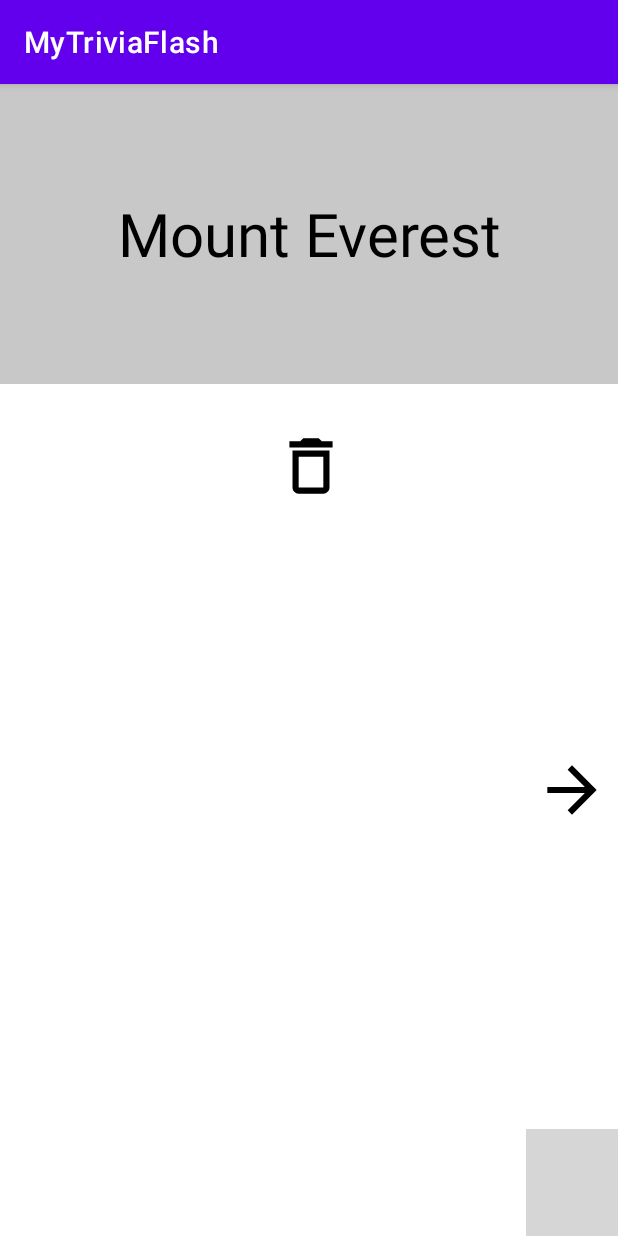
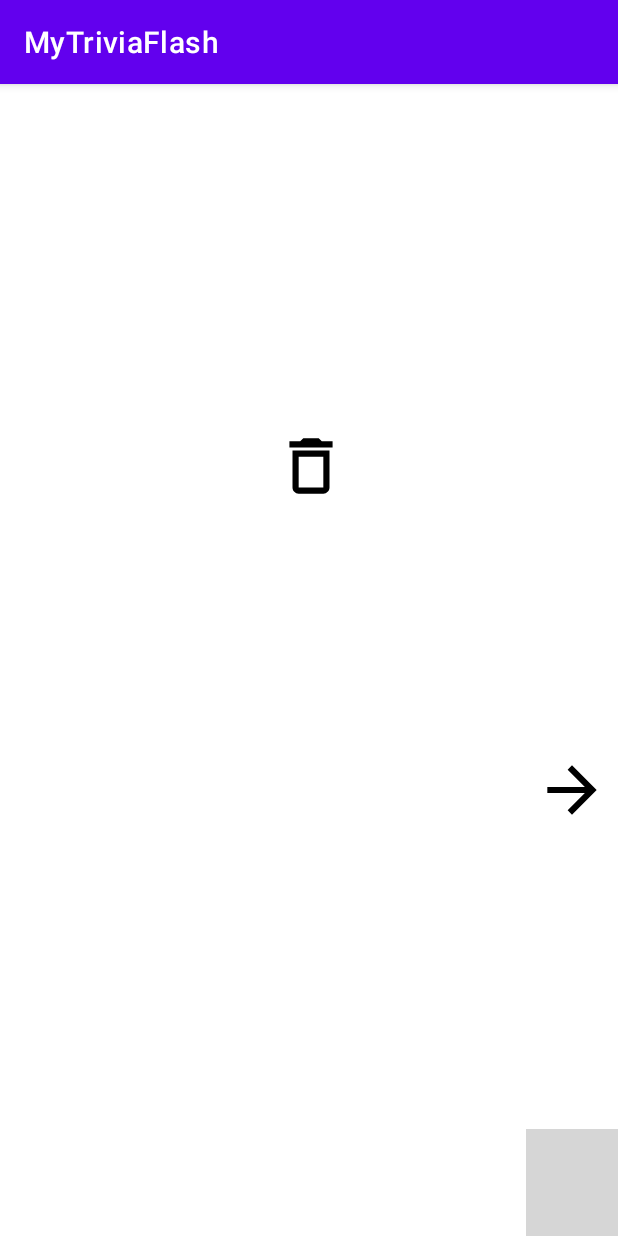
Before and after one commit to mwrig067/MyTriviaFlash, an Android app: the screen it shows after launch (MainActivity), after a tap on "What is the name of the tallest mountain", on a phone screen of 412 x 824 dp. Run offline under Robolectric (Android 15) with nearby library versions, the phone set to English and light mode, and no system bars; our stand-ins replace Room's generated code; grey boxes are pictures that could not be loaded.

Commit message:
Lab 4: Flashcard App - Animations and Styling

```diff
--- a/app/src/main/java/com/example/mytriviaflash/AddCardActivity.kt
+++ b/app/src/main/java/com/example/mytriviaflash/AddCardActivity.kt
@@ -35,6 +35,8 @@ class AddCardActivity : AppCompatActivity() {
         val cancelButton = findViewById<ImageView>(R.id.flashcard_cancel_button)
         cancelButton.setOnClickListener{
             finish()
+
+
         }
 
     }
--- a/app/src/main/java/com/example/mytriviaflash/MainActivity.kt
+++ b/app/src/main/java/com/example/mytriviaflash/MainActivity.kt
@@ -1,13 +1,18 @@
 package com.example.mytriviaflash
 
 import android.content.Intent
+import android.os.Build
 import androidx.appcompat.app.AppCompatActivity
 import android.os.Bundle
 import android.util.Log
 import android.view.View
+import android.view.ViewAnimationUtils
+import android.view.animation.Animation
+import android.view.animation.AnimationUtils
 import android.widget.ImageView
 import android.widget.TextView
 import androidx.activity.result.contract.ActivityResultContracts
+import androidx.annotation.RequiresApi
 
 class MainActivity : AppCompatActivity() {
 
@@ -16,6 +21,7 @@ class MainActivity : AppCompatActivity() {
 
     var currCardDisplayedIndex = 0
 
+    @RequiresApi(Build.VERSION_CODES.LOLLIPOP)
     override fun onCreate(savedInstanceState: Bundle?) {
         super.onCreate(savedInstanceState)
         setContentView(R.layout.activity_main)
@@ -44,8 +50,30 @@ class MainActivity : AppCompatActivity() {
         }
 
         flashCardQuestion.setOnClickListener {
+// get the center for the clipping circle
+
+// get the center for the clipping circle
+            val cx = flashCardAnswer.width / 2
+            val cy = flashCardAnswer.height / 2
+
+// get the final radius for the clipping circle
+
+// get the final radius for the clipping circle
+            val finalRadius = Math.hypot(cx.toDouble(), cy.toDouble()).toFloat()
+
+// create the animator for this view (the start radius is zero)
+
+// create the animator for this view (the start radius is zero)
+            val anim = ViewAnimationUtils.createCircularReveal(flashCardAnswer, cx, cy, 0f, finalRadius)
+
+// hide the question and show the answer to prepare for playing the animation!
+
+// hide the question and show the answer to prepare for playing the animation!
             flashCardQuestion.visibility = View.INVISIBLE
             flashCardAnswer.visibility = View.VISIBLE
+
+            anim.duration = 3000
+            anim.start()
         }
 
         val resultLauncher = registerForActivityResult(ActivityResultContracts.StartActivityForResult()) { result ->
@@ -73,21 +101,31 @@ class MainActivity : AppCompatActivity() {
                 val addButton = findViewById<ImageView>(R.id.icon_add)
                     addButton.setOnClickListener {
                 val intent = Intent (this,AddCardActivity::class.java)
-
                 resultLauncher.launch(intent)
-
-
-
+                overridePendingTransition(R.anim.right_in, R.anim.left_out)
             }
 
         val nextButton = findViewById<ImageView>(R.id.flashcard_next_button)
         nextButton.setOnClickListener {
             // not empty
            if (allFlashcard.isEmpty()){
-
                return@setOnClickListener
            }
-            // increment counter
+            // (1) load the resource animation file. (it.context) did not work so I inputted this
+            val leftOutAnim = AnimationUtils.loadAnimation(this, R.anim.left_out)
+            val rightInAnim = AnimationUtils.loadAnimation(this, R.anim.right_in)
+            // (2) play the two animations in sequence by setting listeners to know when the animation is finished.
+
+            leftOutAnim.setAnimationListener(object : Animation.AnimationListener {
+                override fun onAnimationStart(animation: Animation?) {
+                    flashCardQuestion.visibility = View.VISIBLE
+                    flashCardAnswer.visibility = View.INVISIBLE
+                }
+
+                override fun onAnimationEnd(animation: Animation?) {
+                    // this method is called when the animation is finished playing
+                    flashCardQuestion.startAnimation(rightInAnim)
+
                     currCardDisplayedIndex++
 
                     // makes sure counter is not out of bounds
@@ -97,8 +135,7 @@ class MainActivity : AppCompatActivity() {
                     }
 
                     allFlashcard = flashcardDatabase.getAllCards().toMutableList()
-              //  [{q,a} ,  {q1,a1} , {q2,a2}]
-            //       0          1         2        3
+
                     val question = allFlashcard[currCardDisplayedIndex].question
                     val answer = allFlashcard[currCardDisplayedIndex].answer
 
@@ -109,9 +146,20 @@ class MainActivity : AppCompatActivity() {
                     flashCardQuestion.visibility = View.VISIBLE
                     flashCardAnswer.visibility = View.INVISIBLE
 
+                    flashCardQuestion.startAnimation(rightInAnim)
+                }
+
+                override fun onAnimationRepeat(animation: Animation?) {
+                    // we don't need to worry about this method
+                }
+            })
+            flashCardQuestion.startAnimation(leftOutAnim)
+        }
+
+
+
+
 
         }
 
     }
-
-    }
--- /dev/null
+++ b/app/src/main/res/anim/left_out.xml
@@ -0,0 +1,7 @@
+<set xmlns:android="http://schemas.android.com/apk/res/android"
+    android:interpolator="@android:anim/linear_interpolator">
+    <translate
+        android:fromXDelta="0"
+        android:toXDelta="-100%p"
+        android:duration="1000"/>
+</set>
--- /dev/null
+++ b/app/src/main/res/anim/right_in.xml
@@ -0,0 +1,7 @@
+<set xmlns:android="http://schemas.android.com/apk/res/android"
+    android:interpolator="@android:anim/linear_interpolator">
+    <translate
+        android:fromXDelta="100%p"
+        android:toXDelta="0"
+        android:duration="1000"/>
+</set>
--- /dev/null
+++ b/app/src/main/res/values/flashcard_ logo_background.xml
@@ -0,0 +1,3 @@
+<?xml version="1.0" encoding="utf-8"?>
+<resources>
+</resources>
```
Also changed, not shown: app/src/main/ ic_launcher-playstore.png (added), app/src/main/flashcard_ logo-playstore.png (added), app/src/main/res/mipmap-mdpi/ic_launcher_round.png (deleted). Lines whose indentation alone changed are shown as unchanged.
